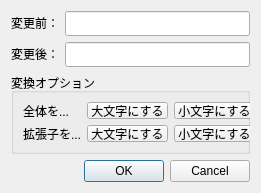
miyabi-satoh/Gefu, file renamesingledialog.ui: the form before one commit.
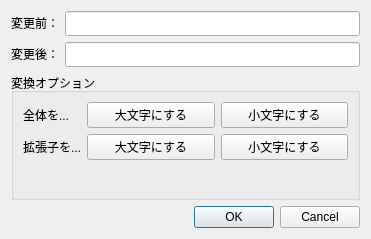
The form after the commit.

```diff
--- a/renamesingledialog.ui
+++ b/renamesingledialog.ui
@@ -9,8 +9,8 @@
    <rect>
     <x>0</x>
     <y>0</y>
-    <width>261</width>
-    <height>193</height>
+    <width>371</width>
+    <height>239</height>
    </rect>
   </property>
   <property name="sizePolicy">
@@ -95,8 +95,8 @@
      <property name="title">
       <string>変換オプション</string>
      </property>
-     <layout class="QFormLayout" name="formLayout_2">
-      <item row="0" column="0">
+     <layout class="QVBoxLayout" name="verticalLayout_2">
+      <item>
        <layout class="QFormLayout" name="formLayout">
         <item row="0" column="0">
          <widget class="QLabel" name="label_3">
```
